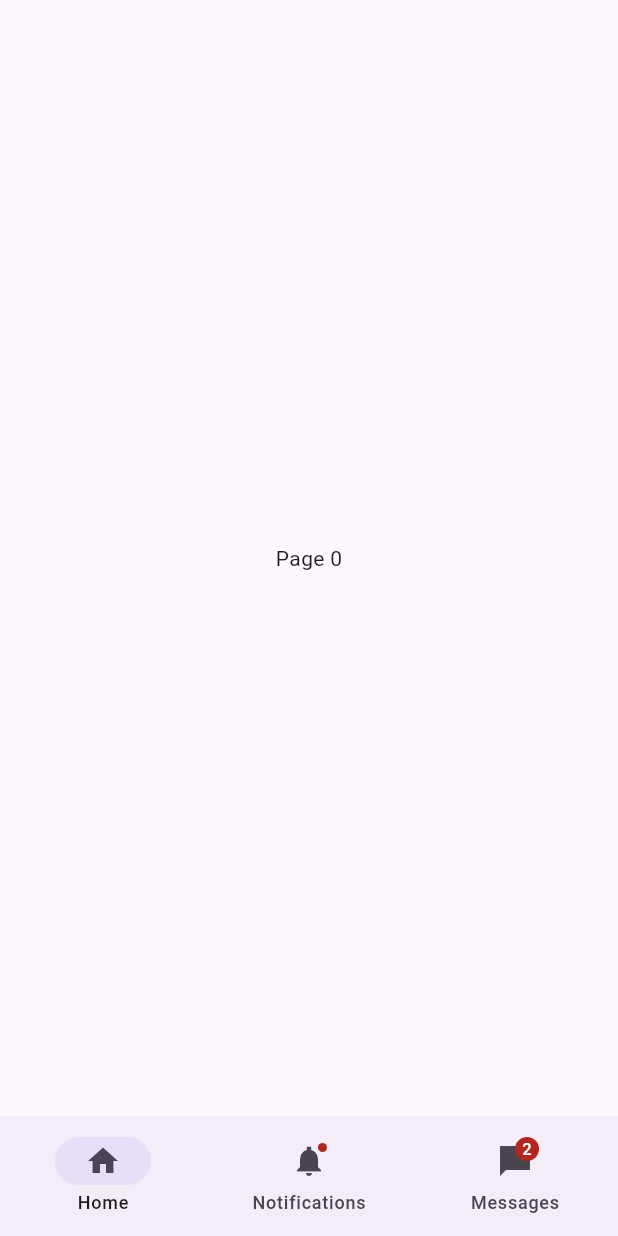
After one commit to RakeshRajput9675/Gravito_flutter, a Flutter app: the Homescreen screen opened directly, on a phone screen of 412 x 824 dp. The commit adds this screen. Run offline on Flutter 3.47's test engine with Material 3 defaults, Android fonts, the phone set to English and light mode, and no system bars; our stand-ins replace flutter_otp_text_field, get, permission_handler.

Commit message:
Dashboard ui

```diff
--- /dev/null
+++ b/lib/screens/HomeScreen.dart
@@ -0,0 +1,43 @@
+import 'package:flutter/material.dart';
+
+class Homescreen extends StatefulWidget {
+  const Homescreen({super.key});
+
+  @override
+  State<Homescreen> createState() => _HomescreenState();
+}
+
+class _HomescreenState extends State<Homescreen> {
+  int currentIndex = 0;
+
+  @override
+  Widget build(BuildContext context) {
+    return Scaffold(
+      body: Center(
+        child: Text('Page $currentIndex'),
+      ),
+      bottomNavigationBar: NavigationBar(
+        onDestinationSelected: (int index) {
+          setState(() {
+            currentIndex = index;
+          });
+        },
+        destinations: const <Widget>[
+          NavigationDestination(
+            selectedIcon: Icon(Icons.home),
+            icon: Icon(Icons.home_outlined),
+            label: 'Home',
+          ),
+          NavigationDestination(
+            icon: Badge(child: Icon(Icons.notifications_sharp)),
+            label: 'Notifications',
+          ),
+          NavigationDestination(
+            icon: Badge(label: Text('2'), child: Icon(Icons.messenger_sharp)),
+            label: 'Messages',
+          ),
+        ],
+      ),
+    );
+  }
+}
--- a/lib/screens/NewPasswordScreen.dart
+++ b/lib/screens/NewPasswordScreen.dart
@@ -109,7 +109,9 @@ class _NewpasswordScreenState extends State<NewpasswordScreen> {
                     ),
                   ),
                   const SizedBox(height: 50),
-                  ButtonWidget("Verify", () {}),
+                  ButtonWidget("Submit", () {
+                    Get.offAll(() => LoginScreen());
+                  }),
               ]
             )
         )
```
